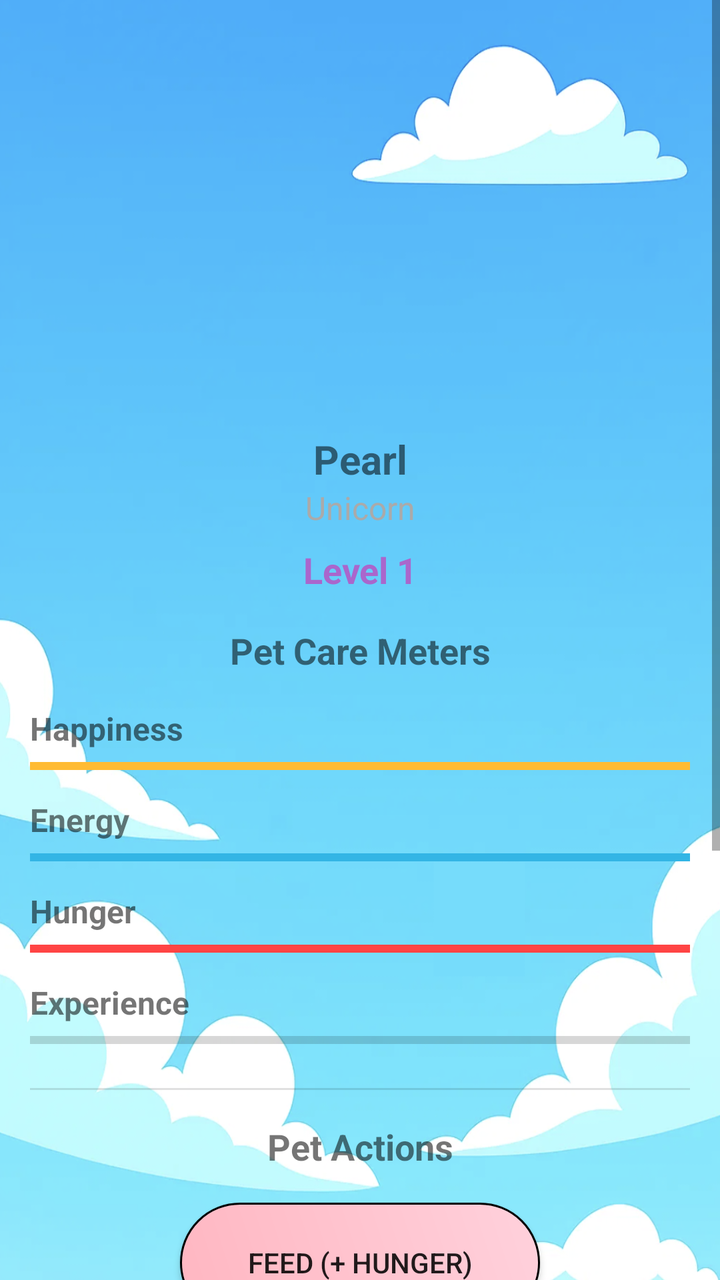
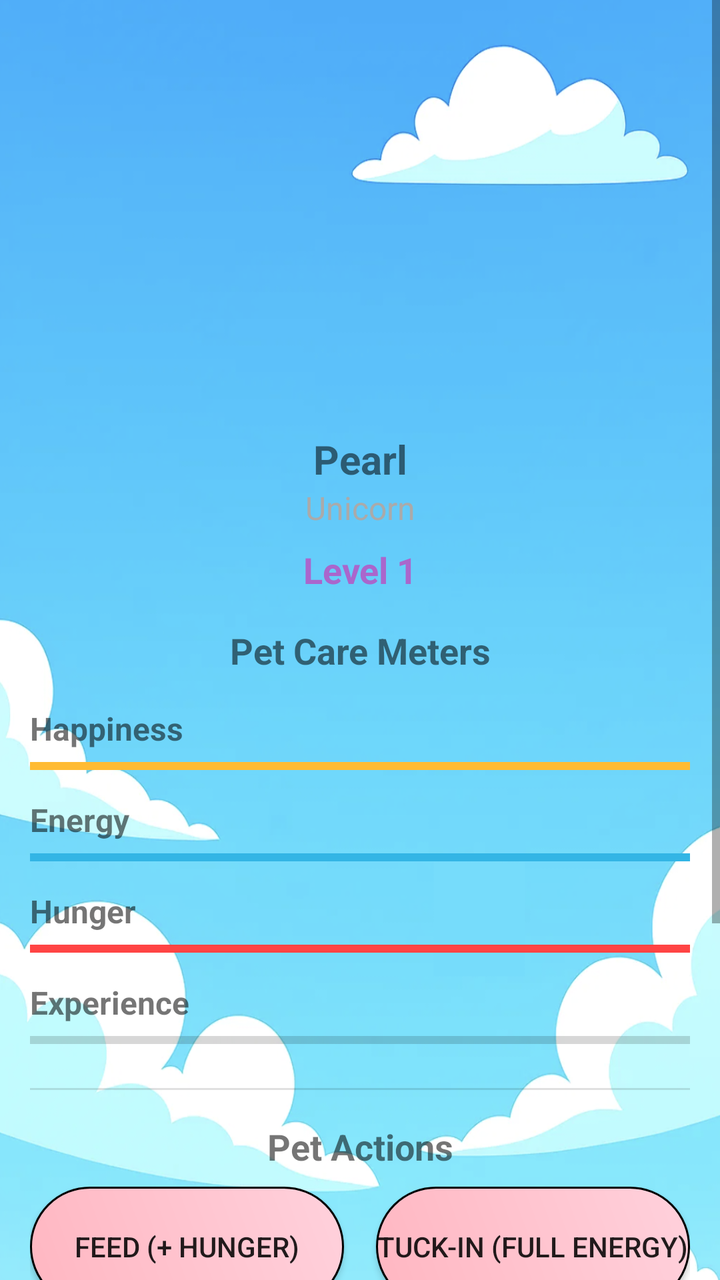

Before-and-after screenshots of an Android layout around one commit, followed by the original layout XML and the change that was made.
<!-- AndroidManifest.xml: activity theme Theme.AppCompat.Light.NoActionBar -->
<!-- res/layout/activity_pet.xml -->
<?xml version="1.0" encoding="utf-8"?>
<ScrollView xmlns:android="http://schemas.android.com/apk/res/android"
    xmlns:app="http://schemas.android.com/apk/res-auto"
    xmlns:tools="http://schemas.android.com/tools"
    android:layout_width="match_parent"
    android:layout_height="match_parent"
    android:fillViewport="true"
    android:background="@drawable/background"
    tools:context=".PetActivity">

    <LinearLayout
        android:layout_width="match_parent"
        android:layout_height="wrap_content"
        android:orientation="vertical"
        android:padding="15dp"
        android:gravity="center_horizontal">

        <TextView
            android:id="@+id/petTitle"
            android:layout_width="match_parent"
            android:layout_height="wrap_content"
            android:layout_marginBottom="50dp"
            android:gravity="center"
            android:textSize="20sp"
            android:textStyle="bold" />

        <ImageView
            android:id="@+id/petImage"
            android:layout_width="108dp"
            android:layout_height="108dp"
            android:layout_marginBottom="16dp"
            android:scaleType="centerCrop"/>
        
        <TextView
            android:id="@+id/petName"
            android:layout_width="match_parent"
            android:layout_height="wrap_content"
            android:text="Pearl"
            android:textSize="20sp"
            android:textStyle="bold"
            android:gravity="center" />

        <TextView
            android:id="@+id/petType"
            android:layout_width="match_parent"
            android:layout_height="wrap_content"
            android:text="Unicorn"
            android:textSize="16sp"
            android:textColor="@android:color/darker_gray"
            android:gravity="center"
            android:layout_marginBottom="8dp" />

        <TextView
            android:id="@+id/petLevel"
            android:layout_width="match_parent"
            android:layout_height="wrap_content"
            android:text="Level 1"
            android:textSize="18sp"
            android:textStyle="bold"
            android:textColor="@android:color/holo_purple"
            android:gravity="center"
            android:layout_marginBottom="16dp" />
        <TextView
            android:id="@+id/sectionTitleMeters"
            android:layout_width="match_parent"
            android:layout_height="wrap_content"
            android:text="Pet Care Meters"
            android:textSize="18sp"
            android:textStyle="bold"
            android:gravity="center_horizontal"
            android:layout_marginBottom="8dp" />

        
        <TextView
            android:id="@+id/labelHappiness"
            android:layout_width="match_parent"
            android:layout_height="wrap_content"
            android:text="Happiness"
            android:textStyle="bold"
            android:textSize="16sp"
            android:layout_marginTop="8dp" />

        <ProgressBar
            android:id="@+id/happinessProg"
            style="?android:attr/progressBarStyleHorizontal"
            android:layout_width="match_parent"
            android:layout_height="wrap_content"
            android:progress="100"
            android:max="100"
            android:progressTint="@android:color/holo_orange_light" />

        
        <TextView
            android:id="@+id/labelEnergy"
            android:layout_width="match_parent"
            android:layout_height="wrap_content"
            android:text="Energy"
            android:textStyle="bold"
            android:textSize="16sp"
            android:layout_marginTop="8dp" />

        <ProgressBar
            android:id="@+id/energyProg"
            style="?android:attr/progressBarStyleHorizontal"
            android:layout_width="match_parent"
            android:layout_height="wrap_content"
            android:progress="100"
            android:max="100"
            android:progressTint="@android:color/holo_blue_light" />

        
        <TextView
            android:id="@+id/labelHunger"
            android:layout_width="match_parent"
            android:layout_height="wrap_content"
            android:text="Hunger"
            android:textStyle="bold"
            android:textSize="16sp"
            android:layout_marginTop="8dp" />

        <ProgressBar
            android:id="@+id/hungerProg"
            style="?android:attr/progressBarStyleHorizontal"
            android:layout_width="match_parent"
            android:layout_height="wrap_content"
            android:progress="100"
            android:max="100"
            android:progressTint="@android:color/holo_red_light" />

        
        <TextView
            android:id="@+id/labelXP"
            android:layout_width="match_parent"
            android:layout_height="wrap_content"
            android:text="Experience"
            android:textStyle="bold"
            android:textSize="16sp"
            android:layout_marginTop="8dp" />

        <ProgressBar
            android:id="@+id/xpProg"
            style="?android:attr/progressBarStyleHorizontal"
            android:layout_width="match_parent"
            android:layout_height="wrap_content"
            android:progress="0"
            android:max="100"
            android:progressTint="@android:color/holo_purple" />

        
        <View
            android:layout_width="match_parent"
            android:layout_height="1dp"
            android:background="?android:attr/listDivider"
            android:layout_marginVertical="16dp" />

        
        <TextView
            android:id="@+id/actionsTitle"
            android:layout_width="match_parent"
            android:layout_height="wrap_content"
            android:text="Pet Actions"
            android:textSize="18sp"
            android:textStyle="bold"
            android:gravity="center"
            android:layout_marginBottom="8dp" />

        <Button
            android:id="@+id/feedButton"
            android:layout_width="180dp"
            android:layout_height="60dp"
            android:layout_marginTop="8dp"
            android:text="Feed (+ Hunger)"
            android:textSize="14sp"
            android:layout_marginBottom="8dp"
            android:background="@drawable/custom_button3"/>

        <Button
            android:id="@+id/tuckInButton"
            android:layout_width="180dp"
            android:layout_height="60dp"
            android:layout_marginTop="8dp"
            android:text="Tuck-in (Full Energy)"
            android:textSize="14sp"
            android:layout_marginBottom="8dp"
            android:background="@drawable/custom_button3"/>

        <Button
            android:id="@+id/upgradePetButton"
            android:layout_width="180dp"
            android:layout_height="60dp"
            android:layout_marginTop="8dp"
            android:text="⭐ Upgrade Pet ⭐"
            android:textSize="14sp"
            android:layout_marginBottom="8dp"
            android:visibility="gone"
            android:background="@drawable/custom_button3"/>

        <Button
            android:id="@+id/breatheFireButton"
            android:layout_width="180dp"
            android:layout_height="60dp"
            android:layout_marginTop="8dp"
            android:text="Breathe Fire"
            android:textSize="14sp"
            android:layout_marginBottom="8dp"
            android:visibility="gone"
            android:background="@drawable/custom_button3"/>

        <Button
            android:id="@+id/tellStoryButton"
            android:layout_width="180dp"
            android:layout_height="60dp"
            android:layout_marginTop="8dp"
            android:text="Tell Magical Story"
            android:textSize="14sp"
            android:layout_marginBottom="8dp"
            android:visibility="gone"
            android:background="@drawable/custom_button3"/>

        <Button
            android:id="@+id/chatButton"
            android:layout_width="180dp"
            android:layout_height="60dp"
            android:layout_marginTop="8dp"
            android:text="Chat with Pet"
            android:textSize="14sp"
            android:layout_marginBottom="8dp"
            android:background="@drawable/custom_button3"/>

        <Button
            android:id="@+id/userProfileButton"
            android:layout_width="180dp"
            android:layout_height="60dp"
            android:layout_marginTop="8dp"
            android:text="👤 User Profile"
            android:textSize="14sp"
            android:layout_marginBottom="8dp"
            android:background="@drawable/custom_button3"/>

        
        <TextView
            android:id="@+id/statusText"
            android:layout_width="match_parent"
            android:layout_height="wrap_content"
            android:text="Your pet is waiting for you!"
            android:textSize="14sp"
            android:gravity="center"
            android:layout_marginTop="16dp"
            android:padding="8dp"
            android:background="?android:attr/selectableItemBackground" />

    </LinearLayout>
</ScrollView>
<!-- resources referenced by this layout -->
<resources>
  <!-- drawable background: png bitmap (drawable, 375348 bytes) -->
  <!-- drawable custom_button3 (drawable) -->
  <?xml version="1.0" encoding="utf-8"?>
  <shape
      xmlns:android="http://schemas.android.com/apk/res/android"
      android:shape="rectangle">
  
      <stroke
          android:width="1dp"/>
      <corners
          android:radius="190dp"/>
      <solid
          android:color="#76ff03"/>
      <gradient
          android:startColor="#ffb6c1"
          android:endColor="#ffd1dc"
          android:angle="45"/>
  </shape>
</resources>

<!-- the commit's change to res/layout/activity_pet.xml (unified diff, before → after) -->
@@ -29,8 +29,8 @@
             android:layout_width="108dp"
             android:layout_height="108dp"
             android:layout_marginBottom="16dp"
-            android:scaleType="centerCrop"/>
-        
+            android:scaleType="centerCrop" />
+
         <TextView
             android:id="@+id/petName"
             android:layout_width="match_parent"
@@ -60,6 +60,7 @@
             android:textColor="@android:color/holo_purple"
             android:gravity="center"
             android:layout_marginBottom="16dp" />
+
         <TextView
             android:id="@+id/sectionTitleMeters"
             android:layout_width="match_parent"
@@ -164,78 +165,128 @@
             android:gravity="center"
             android:layout_marginBottom="8dp" />
 
-        <Button
-            android:id="@+id/feedButton"
-            android:layout_width="180dp"
-            android:layout_height="60dp"
-            android:layout_marginTop="8dp"
-            android:text="Feed (+ Hunger)"
-            android:textSize="14sp"
-            android:layout_marginBottom="8dp"
-            android:background="@drawable/custom_button3"/>
-
-        <Button
-            android:id="@+id/tuckInButton"
-            android:layout_width="180dp"
-            android:layout_height="60dp"
-            android:layout_marginTop="8dp"
-            android:text="Tuck-in (Full Energy)"
-            android:textSize="14sp"
-            android:layout_marginBottom="8dp"
-            android:background="@drawable/custom_button3"/>
-
-        <Button
-            android:id="@+id/upgradePetButton"
-            android:layout_width="180dp"
-            android:layout_height="60dp"
-            android:layout_marginTop="8dp"
-            android:text="⭐ Upgrade Pet ⭐"
-            android:textSize="14sp"
-            android:layout_marginBottom="8dp"
-            android:visibility="gone"
-            android:background="@drawable/custom_button3"/>
-
-        <Button
-            android:id="@+id/breatheFireButton"
-            android:layout_width="180dp"
-            android:layout_height="60dp"
-            android:layout_marginTop="8dp"
-            android:text="Breathe Fire"
-            android:textSize="14sp"
-            android:layout_marginBottom="8dp"
-            android:visibility="gone"
-            android:background="@drawable/custom_button3"/>
-
-        <Button
-            android:id="@+id/tellStoryButton"
-            android:layout_width="180dp"
-            android:layout_height="60dp"
-            android:layout_marginTop="8dp"
-            android:text="Tell Magical Story"
-            android:textSize="14sp"
-            android:layout_marginBottom="8dp"
-            android:visibility="gone"
-            android:background="@drawable/custom_button3"/>
-
-        <Button
-            android:id="@+id/chatButton"
-            android:layout_width="180dp"
-            android:layout_height="60dp"
-            android:layout_marginTop="8dp"
-            android:text="Chat with Pet"
-            android:textSize="14sp"
-            android:layout_marginBottom="8dp"
-            android:background="@drawable/custom_button3"/>
-
-        <Button
-            android:id="@+id/userProfileButton"
-            android:layout_width="180dp"
-            android:layout_height="60dp"
-            android:layout_marginTop="8dp"
-            android:text="👤 User Profile"
-            android:textSize="14sp"
-            android:layout_marginBottom="8dp"
-            android:background="@drawable/custom_button3"/>
+        <LinearLayout
+            android:layout_width="match_parent"
+            android:layout_height="wrap_content"
+            android:orientation="vertical"
+            android:gravity="center_horizontal">
+
+            
+            <LinearLayout
+                android:layout_width="match_parent"
+                android:layout_height="wrap_content"
+                android:orientation="horizontal"
+                android:gravity="center"
+                android:layout_marginBottom="12dp">
+
+                <Button
+                    android:id="@+id/feedButton"
+                    android:layout_width="0dp"
+                    android:layout_height="60dp"
+                    android:layout_weight="1"
+                    android:layout_marginEnd="8dp"
+                    android:background="@drawable/custom_button3"
+                    android:text="Feed (+ Hunger)"
+                    android:textSize="14sp" />
+
+                <Button
+                    android:id="@+id/tuckInButton"
+                    android:layout_width="0dp"
+                    android:layout_height="60dp"
+                    android:layout_weight="1"
+                    android:layout_marginStart="8dp"
+                    android:background="@drawable/custom_button3"
+                    android:text="Tuck-in (Full Energy)"
+                    android:textSize="14sp" />
+            </LinearLayout>
+
+            
+            <LinearLayout
+                android:layout_width="match_parent"
+                android:layout_height="wrap_content"
+                android:orientation="horizontal"
+                android:gravity="center"
+                android:layout_marginBottom="12dp">
+
+                <Button
+                    android:id="@+id/upgradePetButton"
+                    android:layout_width="0dp"
+                    android:layout_height="60dp"
+                    android:layout_weight="1"
+                    android:layout_marginEnd="8dp"
+                    android:visibility="gone"
+                    android:background="@drawable/custom_button3"
+                    android:text="⭐ Upgrade Pet ⭐"
+                    android:textSize="14sp" />
+
+                <Button
+                    android:id="@+id/breatheFireButton"
+                    android:layout_width="0dp"
+                    android:layout_height="60dp"
+                    android:layout_weight="1"
+                    android:layout_marginStart="8dp"
+                    android:visibility="gone"
+                    android:background="@drawable/custom_button3"
+                    android:text="Breathe Fire"
+                    android:textSize="14sp" />
+            </LinearLayout>
+
+            
+            <LinearLayout
+                android:layout_width="match_parent"
+                android:layout_height="wrap_content"
+                android:orientation="horizontal"
+                android:gravity="center"
+                android:layout_marginBottom="12dp">
+
+                <Button
+                    android:id="@+id/tellStoryButton"
+                    android:layout_width="0dp"
+                    android:layout_height="60dp"
+                    android:layout_weight="1"
+                    android:layout_marginEnd="8dp"
+                    android:visibility="gone"
+                    android:background="@drawable/custom_button3"
+                    android:text="Tell Magical Story"
+                    android:textSize="14sp" />
+
+                <Button
+                    android:id="@+id/chatButton"
+                    android:layout_width="0dp"
+                    android:layout_height="60dp"
+                    android:layout_weight="1"
+                    android:layout_marginStart="8dp"
+                    android:background="@drawable/custom_button3"
+                    android:text="Chat with Pet"
+                    android:textSize="14sp" />
+            </LinearLayout>
+
+            
+            <LinearLayout
+                android:layout_width="match_parent"
+                android:layout_height="wrap_content"
+                android:orientation="horizontal"
+                android:gravity="center"
+                android:layout_marginBottom="12dp">
+
+                <Button
+                    android:id="@+id/userProfileButton"
+                    android:layout_width="0dp"
+                    android:layout_height="60dp"
+                    android:layout_weight="1"
+                    android:layout_marginEnd="8dp"
+                    android:background="@drawable/custom_button3"
+                    android:text="👤 User Profile"
+                    android:textSize="14sp" />
+
+                
+                <View
+                    android:layout_width="0dp"
+                    android:layout_height="0dp"
+                    android:layout_weight="1" />
+            </LinearLayout>
+
+        </LinearLayout>
 
         
         <TextView
@@ -250,4 +301,5 @@
             android:background="?android:attr/selectableItemBackground" />
 
     </LinearLayout>
+
 </ScrollView>
